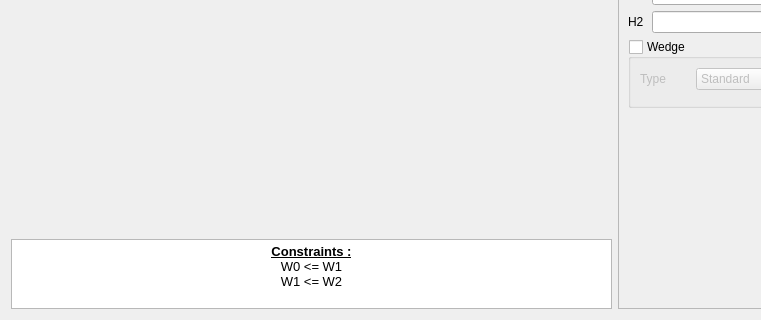
This is pyleecan/GUI/Dialog/DMachineSetup/SWSlot/PWSlot29/PWSlot29.ui in Eomys/pyleecan as Qt 5 draws it before an edit; both pictures show x 0 to 761 and y 150 to 470 of the 899 by 470 pixel window. The edited form follows.
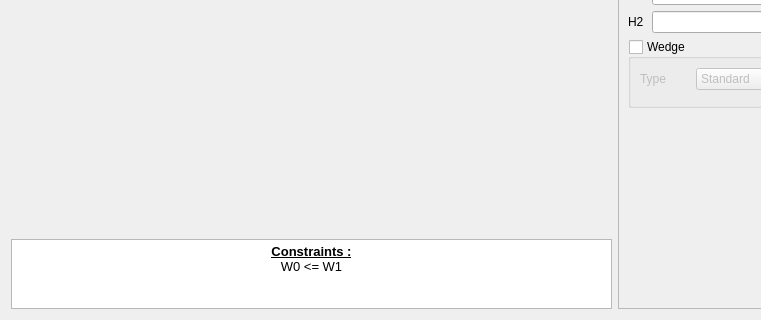
This is the edited form. Icons and pictures are not drawn. Custom widgets are drawn as their Qt base class.

What changed in the file:
```diff
--- a/pyleecan/GUI/Dialog/DMachineSetup/SWSlot/PWSlot29/PWSlot29.ui
+++ b/pyleecan/GUI/Dialog/DMachineSetup/SWSlot/PWSlot29/PWSlot29.ui
@@ -80,7 +80,7 @@
 &lt;/style&gt;&lt;/head&gt;&lt;body style=&quot; font-family:'MS Shell Dlg 2'; font-size:8.15094pt; font-weight:400; font-style:normal;&quot;&gt;
 &lt;p align=&quot;center&quot; style=&quot; margin-top:0px; margin-bottom:0px; margin-left:0px; margin-right:0px; -qt-block-indent:0; text-indent:0px;&quot;&gt;&lt;span style=&quot; font-size:10pt; font-weight:600; text-decoration: underline;&quot;&gt;Constraints :&lt;/span&gt;&lt;/p&gt;
 &lt;p align=&quot;center&quot; style=&quot; margin-top:0px; margin-bottom:0px; margin-left:0px; margin-right:0px; -qt-block-indent:0; text-indent:0px;&quot;&gt;&lt;span style=&quot; font-size:10pt;&quot;&gt;W0 &amp;lt;= W1&lt;/span&gt;&lt;/p&gt;
-&lt;p align=&quot;center&quot; style=&quot; margin-top:0px; margin-bottom:0px; margin-left:0px; margin-right:0px; -qt-block-indent:0; text-indent:0px;&quot;&gt;&lt;span style=&quot; font-size:10pt;&quot;&gt;W1 &amp;lt;= W2&lt;/span&gt;&lt;/p&gt;&lt;/body&gt;&lt;/html&gt;</string>
+&lt;p align=&quot;center&quot; style=&quot;-qt-paragraph-type:empty; margin-top:0px; margin-bottom:0px; margin-left:0px; margin-right:0px; -qt-block-indent:0; text-indent:0px; font-size:8.15094pt;&quot;&gt;&lt;br /&gt;&lt;/p&gt;&lt;/body&gt;&lt;/html&gt;</string>
        </property>
        <property name="textInteractionFlags">
         <set>Qt::TextSelectableByKeyboard|Qt::TextSelectableByMouse</set>
```
